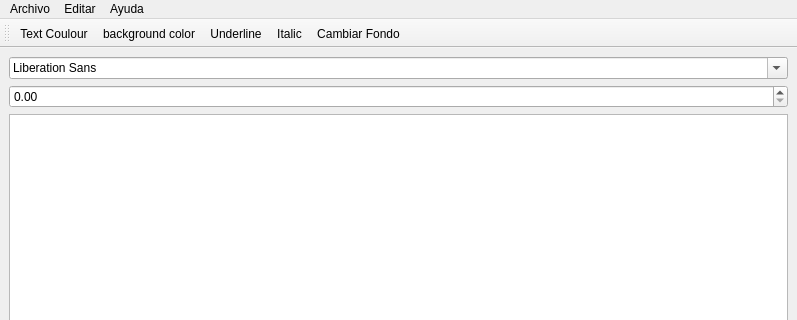
Above: interfaz/interfazv0.1.ui from EMACC99/Procesador_de_texto before the change; both pictures show x 0 to 797 and y 0 to 320 of the 797 by 731 pixel window. Below: the same form after it.
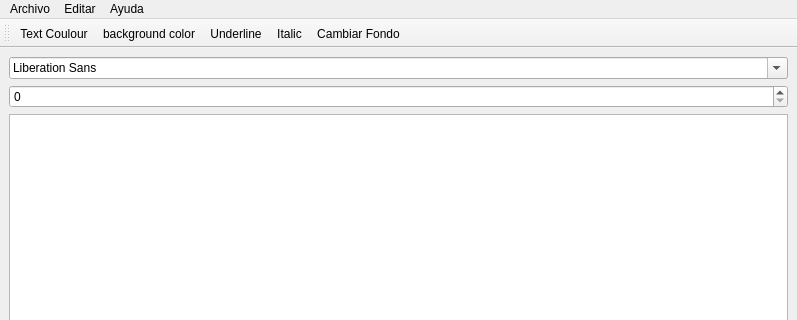
That is the form after the change. Icons and pictures are not drawn.

Commit message: Tamaño de letra sin decimal

```diff
--- a/interfaz/interfazv0.1.ui
+++ b/interfaz/interfazv0.1.ui
@@ -19,7 +19,14 @@
      <widget class="QFontComboBox" name="fontComboBox"/>
     </item>
     <item>
-     <widget class="QDoubleSpinBox" name="doubleSpinBox"/>
+     <widget class="QDoubleSpinBox" name="doubleSpinBox">
+      <property name="decimals">
+       <number>0</number>
+      </property>
+      <property name="maximum">
+       <double>99.000000000000000</double>
+      </property>
+     </widget>
     </item>
     <item>
      <widget class="QTextEdit" name="textEdit"/>
```
Left out of the diff: 2 changed lines with no effect on the pictures. The commit also changes 5 other files.
